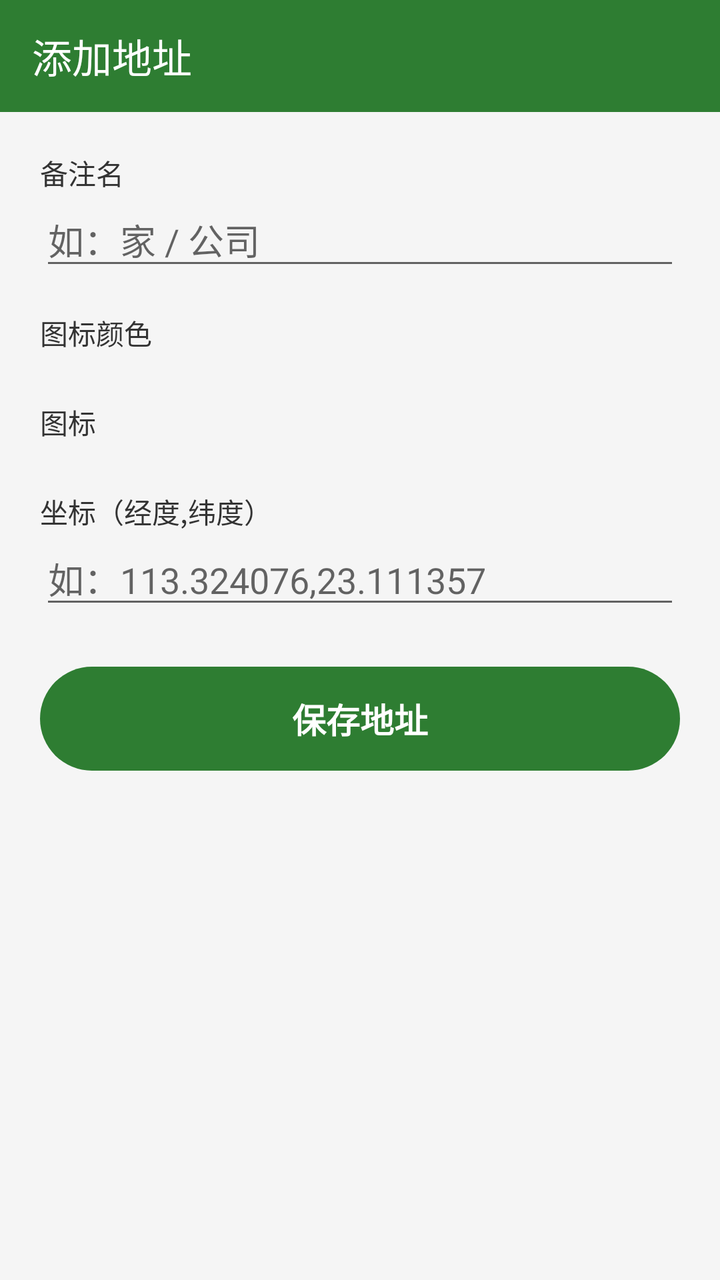
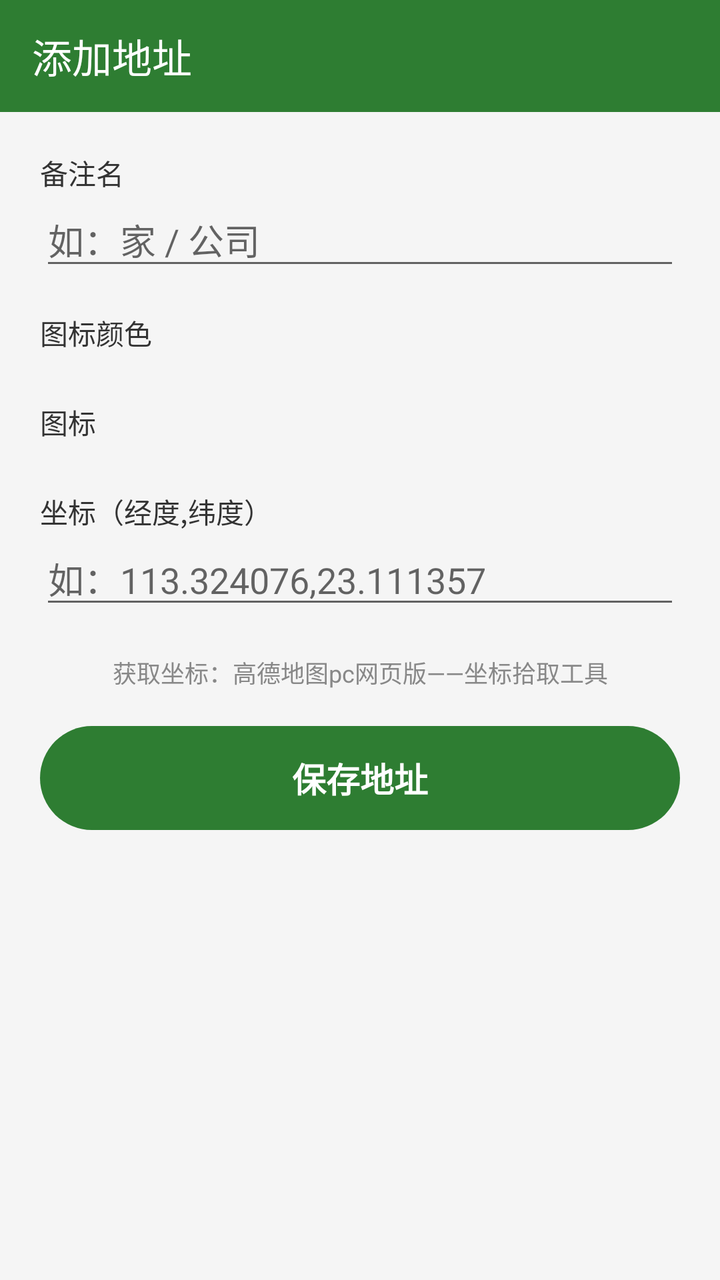

Screens rendered from an Android XML layout before and after an edit, with the pre-edit source and the edit as a unified diff.
<!-- AndroidManifest.xml: application theme AppTheme -->
<!-- res/layout/activity_add_address.xml -->
<?xml version="1.0" encoding="utf-8"?>
<LinearLayout xmlns:android="http://schemas.android.com/apk/res/android"
    xmlns:app="http://schemas.android.com/apk/res-auto"
    android:layout_width="match_parent"
    android:layout_height="match_parent"
    android:background="#F5F5F5"
    android:orientation="vertical">

    <androidx.appcompat.widget.Toolbar
        android:id="@+id/toolbar"
        android:layout_width="match_parent"
        android:layout_height="wrap_content"
        android:background="#2E7D32"
        app:title="添加地址"
        app:titleTextColor="#FFFFFF" />

    <ScrollView
        android:id="@+id/formScroll"
        android:layout_width="match_parent"
        android:layout_height="0dp"
        android:layout_weight="1"
        android:clipToPadding="false">

        <LinearLayout
            android:layout_width="match_parent"
            android:layout_height="wrap_content"
            android:orientation="vertical"
            android:padding="20dp">

            <TextView
                android:layout_width="match_parent"
                android:layout_height="wrap_content"
                android:text="备注名"
                android:textColor="#333333"
                android:textSize="14sp" />

            <EditText
                android:id="@+id/etName"
                android:layout_width="match_parent"
                android:layout_height="wrap_content"
                android:hint="如：家 / 公司"
                android:inputType="text"
                android:maxLines="1" />

            <TextView
                android:layout_width="match_parent"
                android:layout_height="wrap_content"
                android:layout_marginTop="16dp"
                android:text="图标颜色"
                android:textColor="#333333"
                android:textSize="14sp" />

            <LinearLayout
                android:id="@+id/colorRow"
                android:layout_width="match_parent"
                android:layout_height="wrap_content"
                android:layout_marginTop="8dp"
                android:orientation="horizontal" />

            <TextView
                android:layout_width="match_parent"
                android:layout_height="wrap_content"
                android:layout_marginTop="16dp"
                android:text="图标"
                android:textColor="#333333"
                android:textSize="14sp" />

            <LinearLayout
                android:id="@+id/iconRow"
                android:layout_width="match_parent"
                android:layout_height="wrap_content"
                android:layout_marginTop="8dp"
                android:orientation="horizontal" />

            <LinearLayout
                android:id="@+id/coordSection"
                android:layout_width="match_parent"
                android:layout_height="wrap_content"
                android:orientation="vertical">

                <TextView
                    android:layout_width="match_parent"
                    android:layout_height="wrap_content"
                    android:layout_marginTop="16dp"
                    android:text="坐标（经度,纬度）"
                    android:textColor="#333333"
                    android:textSize="14sp" />

                <EditText
                    android:id="@+id/etCoord"
                    android:layout_width="match_parent"
                    android:layout_height="wrap_content"
                    android:hint="如：113.324076,23.111357"
                    android:inputType="textNoSuggestions"
                    android:maxLines="1"
                    android:singleLine="true" />

                
                <TextView
                    android:id="@+id/tvCoordEcho"
                    android:layout_width="match_parent"
                    android:layout_height="wrap_content"
                    android:layout_marginTop="6dp"
                    android:textColor="#2E7D32"
                    android:textSize="13sp"
                    android:visibility="gone" />

            </LinearLayout>

            <TextView
                android:id="@+id/btnSave"
                android:layout_width="match_parent"
                android:layout_height="52dp"
                android:layout_marginTop="24dp"
                android:layout_marginBottom="24dp"
                android:background="@drawable/bg_add"
                android:clickable="true"
                android:focusable="true"
                android:gravity="center"
                android:text="保存地址"
                android:textColor="#FFFFFF"
                android:textSize="17sp"
                android:textStyle="bold" />

        </LinearLayout>

    </ScrollView>

</LinearLayout>
<!-- resources referenced by this layout -->
<resources>
  <!-- drawable bg_add (drawable) -->
  <?xml version="1.0" encoding="utf-8"?>
  <shape xmlns:android="http://schemas.android.com/apk/res/android"
      android:shape="rectangle">
      <solid android:color="#2E7D32" />
      <corners android:radius="28dp" />
  </shape>
  <style name="AppTheme" parent="Theme.AppCompat.Light.NoActionBar">
          <item name="colorPrimary">#2E7D32</item>
          <item name="colorPrimaryDark">#1B5E20</item>
          <item name="colorAccent">#2E7D32</item>
          <item name="android:windowBackground">@drawable/bg_glass_page</item>
          <item name="android:windowContentOverlay">@null</item>
          <item name="android:windowLightStatusBar">false</item>
          <item name="android:windowLightNavigationBar">true</item>
      </style>
  <!-- drawable bg_glass_page (drawable) -->
  <?xml version="1.0" encoding="utf-8"?>
  <shape xmlns:android="http://schemas.android.com/apk/res/android"
      android:shape="rectangle">
      <gradient
          android:angle="270"
          android:endColor="#EEF0EA"
          android:startColor="#FBFBF9"
          android:type="linear" />
  </shape>
</resources>

<!-- the commit's change to res/layout/activity_add_address.xml (unified diff, before → after) -->
@@ -108,10 +108,20 @@
             </LinearLayout>
 
             <TextView
+                android:id="@+id/tvCoordTip"
+                android:layout_width="match_parent"
+                android:layout_height="wrap_content"
+                android:layout_marginTop="18dp"
+                android:gravity="center"
+                android:text="获取坐标：高德地图pc网页版——坐标拾取工具"
+                android:textColor="#888888"
+                android:textSize="12sp" />
+
+            <TextView
                 android:id="@+id/btnSave"
                 android:layout_width="match_parent"
                 android:layout_height="52dp"
-                android:layout_marginTop="24dp"
+                android:layout_marginTop="18dp"
                 android:layout_marginBottom="24dp"
                 android:background="@drawable/bg_add"
                 android:clickable="true"
